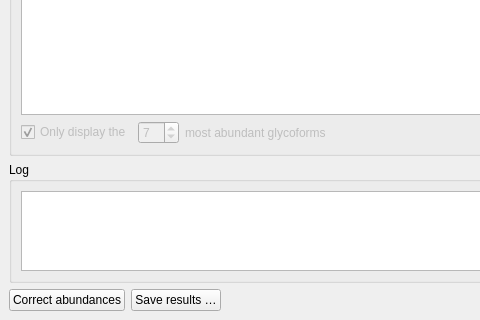
The window that main_window.ui (cdl-biosimilars/cafog) describes before a commit, drawn with Qt 5; both pictures show x 0 to 480 and y 505 to 825 of the 1072 by 825 pixel window.
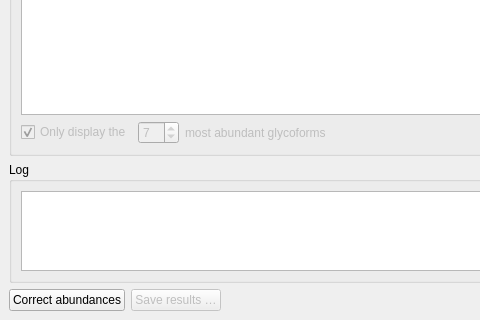
The same window after the commit. Custom widgets are drawn as their Qt base class.

```diff
--- a/main_window.ui
+++ b/main_window.ui
@@ -384,6 +384,9 @@
       </item>
       <item>
        <widget class="QPushButton" name="btSave">
+        <property name="enabled">
+         <bool>false</bool>
+        </property>
         <property name="text">
          <string>Save results …</string>
         </property>
```
